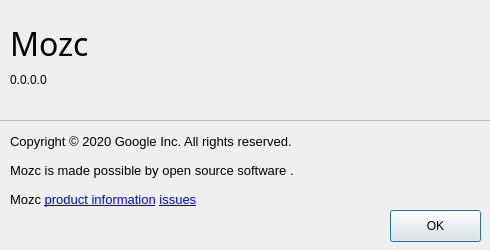
Qt form src/gui/about_dialog/about_dialog.ui (google/mozc) before a commit.
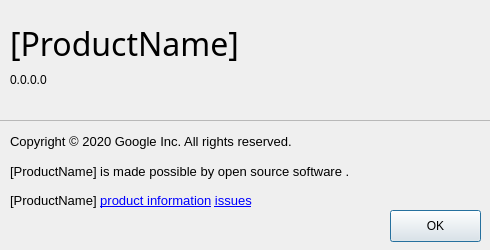
The same form after that commit.

Diff of the .ui file:
```diff
--- a/src/gui/about_dialog/about_dialog.ui
+++ b/src/gui/about_dialog/about_dialog.ui
@@ -95,7 +95,7 @@
       <x>20</x>
       <y>10</y>
       <width>471</width>
-      <height>81</height>
+      <height>82</height>
      </rect>
     </property>
     <layout class="QGridLayout" name="gridLayout_3">
@@ -122,7 +122,7 @@
         </font>
        </property>
        <property name="text">
-        <string>&lt;html&gt;&lt;body&gt;Mozc is made possible by &lt;a href=&quot;file://credits_en.html&quot;&gt;&lt;span style=&quot; text-decoration: underline; color:#0000ff;&quot;&gt;open source software&lt;/span&gt;&lt;/a&gt;.&lt;/body&gt;&lt;/html&gt;</string>
+        <string>&lt;html&gt;&lt;body&gt;[ProductName] is made possible by &lt;a href=&quot;file://credits_en.html&quot;&gt;&lt;span style=&quot; text-decoration: underline; color:#0000ff;&quot;&gt;open source software&lt;/span&gt;&lt;/a&gt;.&lt;/body&gt;&lt;/html&gt;</string>
        </property>
       </widget>
      </item>
@@ -160,7 +160,7 @@
         </font>
        </property>
        <property name="text">
-        <string>&lt;html&gt;&lt;body&gt;Mozc &lt;a href=&quot;https://github.com/google/mozc&quot;&gt;&lt;span style=&quot; text-decoration: underline; color:#0000ff;&quot;&gt;product information&lt;/span&gt;&lt;/a&gt; &lt;a href=&quot;https://github.com/google/mozc/issues&quot;&gt;&lt;span style=&quot; text-decoration: underline; color:#0000ff;&quot;&gt;issues&lt;/span&gt;&lt;/a&gt;&lt;/body&gt;&lt;/html&gt;</string>
+        <string>&lt;html&gt;&lt;body&gt;[ProductName] &lt;a href=&quot;https://github.com/google/mozc&quot;&gt;&lt;span style=&quot; text-decoration: underline; color:#0000ff;&quot;&gt;product information&lt;/span&gt;&lt;/a&gt; &lt;a href=&quot;https://github.com/google/mozc/issues&quot;&gt;&lt;span style=&quot; text-decoration: underline; color:#0000ff;&quot;&gt;issues&lt;/span&gt;&lt;/a&gt;&lt;/body&gt;&lt;/html&gt;</string>
        </property>
       </widget>
      </item>
@@ -201,7 +201,7 @@
        </font>
       </property>
       <property name="text">
-       <string>Mozc</string>
+       <string>[ProductName]</string>
       </property>
       <property name="alignment">
        <set>Qt::AlignLeading|Qt::AlignLeft|Qt::AlignVCenter</set>
```
Left out of the diff: 2 changed lines with no effect on the pictures.
